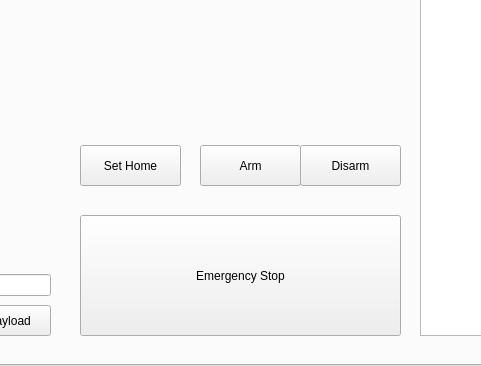
This is src/GUI/GUI_Sampler.ui in FSC-Lab/ground_station_gui as Qt 5 draws it before an edit; both pictures show x 592 to 1073 and y 491 to 857 of the 1331 by 857 pixel window. The edited form follows.
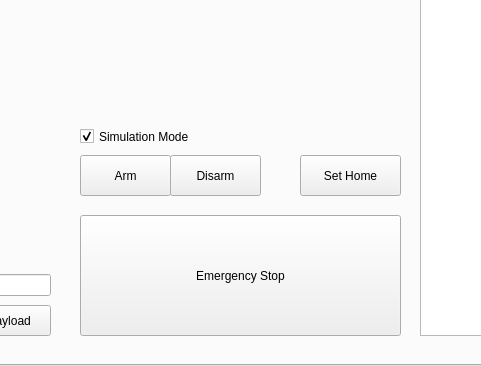
This is the edited form.

Commit message: add arm disarm and set home functions with simulation toggle

Diff of the .ui file:
```diff
--- a/src/GUI/GUI_Sampler.ui
+++ b/src/GUI/GUI_Sampler.ui
@@ -664,8 +664,8 @@
    <widget class="QPushButton" name="SetHome">
     <property name="geometry">
      <rect>
-      <x>670</x>
-      <y>610</y>
+      <x>890</x>
+      <y>620</y>
       <width>101</width>
       <height>41</height>
      </rect>
@@ -737,9 +737,9 @@
    <widget class="QPushButton" name="ARM">
     <property name="geometry">
      <rect>
-      <x>790</x>
-      <y>610</y>
-      <width>101</width>
+      <x>670</x>
+      <y>620</y>
+      <width>91</width>
       <height>41</height>
      </rect>
     </property>
@@ -750,9 +750,9 @@
    <widget class="QPushButton" name="DISARM">
     <property name="geometry">
      <rect>
-      <x>890</x>
-      <y>610</y>
-      <width>101</width>
+      <x>760</x>
+      <y>620</y>
+      <width>91</width>
       <height>41</height>
      </rect>
     </property>
@@ -780,6 +780,22 @@
      <string>Controls</string>
     </property>
    </widget>
+   <widget class="QCheckBox" name="SimulationMode">
+    <property name="geometry">
+     <rect>
+      <x>670</x>
+      <y>590</y>
+      <width>161</width>
+      <height>23</height>
+     </rect>
+    </property>
+    <property name="text">
+     <string>Simulation Mode</string>
+    </property>
+    <property name="checked">
+     <bool>true</bool>
+    </property>
+   </widget>
   </widget>
   <widget class="QWidget" name="ManualFlightManagment_Tab">
    <attribute name="title">
```
The commit also changes 2 other files.
